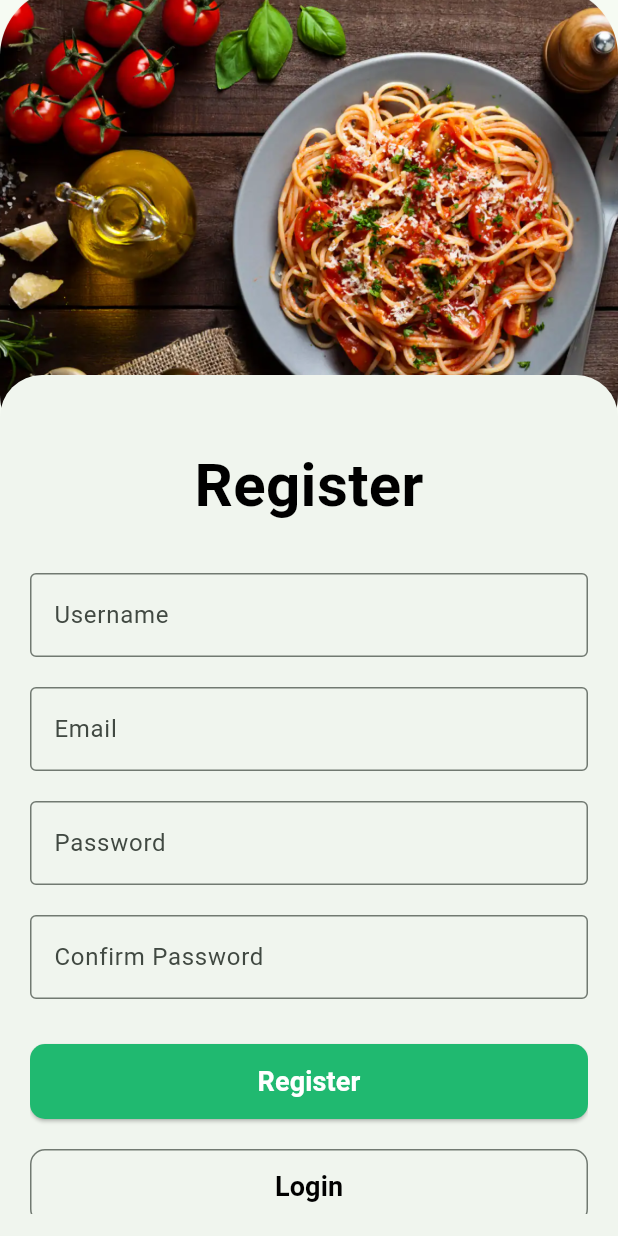
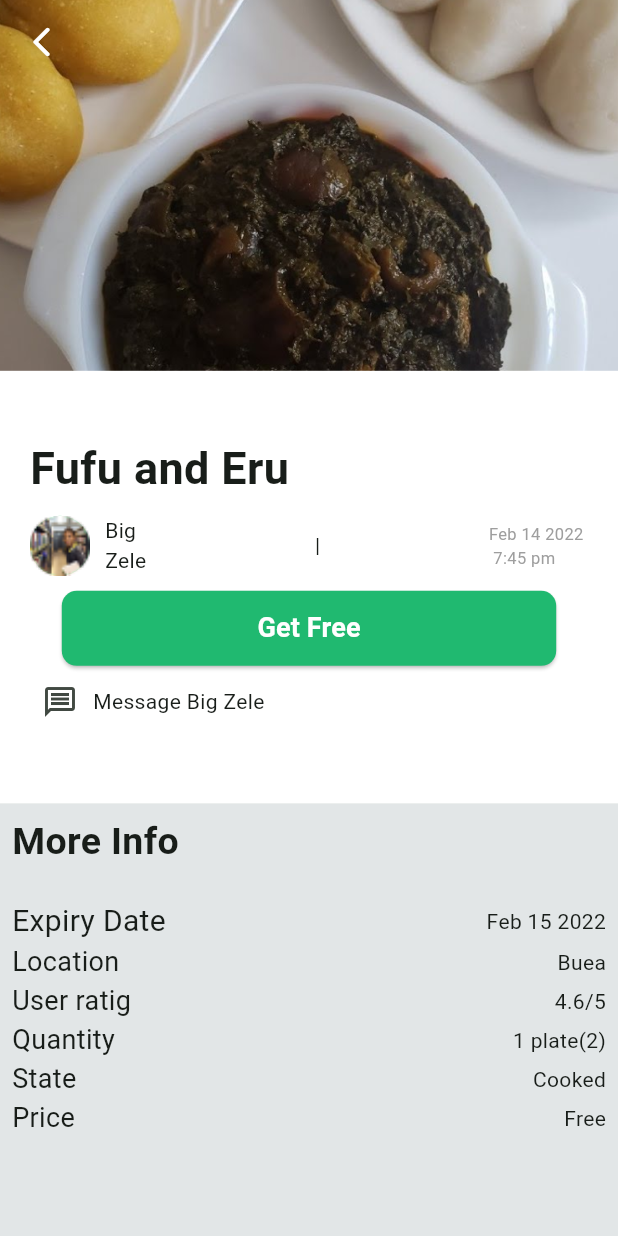
Before and after one commit to EbotProg/Internet-Mobile-Programming, a Flutter app: the screen it shows after launch, on a phone screen of 412 x 824 dp. Run offline on Flutter 3.47's test engine with Material 2 defaults, Android fonts, the phone set to English and light mode, and no system bars.

Commit message:
food screen

```diff
--- a/Task 4/food_donation_platform/lib/main.dart
+++ b/Task 4/food_donation_platform/lib/main.dart
@@ -1,4 +1,5 @@
 import 'package:flutter/material.dart';
+import 'package:food_donation_platform/screens/food_screen.dart';
 import 'package:food_donation_platform/screens/sign_up_screen.dart';
 
 void main() {
@@ -16,7 +17,7 @@ class MyApp extends StatelessWidget {
         colorScheme: ColorScheme.fromSeed(seedColor: const Color(0xff20B970)),
         useMaterial3: true,
       ),
-      home: const SignUpScreen(),
+      home: const FoodScreen(),
     );
   }
 }
--- /dev/null
+++ b/Task 4/food_donation_platform/lib/screens/food_screen.dart
@@ -0,0 +1,198 @@
+import 'package:flutter/material.dart';
+
+class FoodScreen extends StatelessWidget {
+  const FoodScreen({super.key});
+
+  @override
+  Widget build(BuildContext context) {
+    final height = MediaQuery.of(context).size.height;
+    final width = MediaQuery.of(context).size.width;
+    return Scaffold(
+      appBar: AppBar(
+        backgroundColor: Colors.transparent,
+        leading: IconButton(
+            onPressed: () {},
+            icon: Icon(Icons.arrow_back_ios_rounded, color: Colors.white)),
+      ),
+      extendBodyBehindAppBar: true,
+      body: Column(
+          mainAxisAlignment: MainAxisAlignment.start,
+          crossAxisAlignment: CrossAxisAlignment.start,
+          children: [
+            Container(
+              height: height * 0.3,
+              width: width,
+              decoration: const BoxDecoration(
+                  image: DecorationImage(
+                      image: AssetImage('assets/eru.png'), fit: BoxFit.cover)),
+            ),
+            Expanded(
+              child: Container(
+                color: Colors.white,
+                child: Padding(
+                  padding: const EdgeInsets.symmetric(horizontal: 20.0),
+                  child: Column(
+                    mainAxisAlignment: MainAxisAlignment.center,
+                    crossAxisAlignment: CrossAxisAlignment.start,
+                    children: [
+                      const Text("Fufu and Eru",
+                          style: TextStyle(
+                              fontSize: 30, fontWeight: FontWeight.bold)),
+                      const SizedBox(
+                        height: 10,
+                      ),
+                      Row(
+                        mainAxisAlignment: MainAxisAlignment.spaceBetween,
+                        children: [
+                          Row(
+                            mainAxisAlignment: MainAxisAlignment.spaceBetween,
+                            children: [
+                              CircleAvatar(
+                                child: Container(
+                                  decoration: BoxDecoration(
+                                      image: DecorationImage(
+                                          fit: BoxFit.cover,
+                                          image:
+                                              AssetImage('assets/zele.png'))),
+                                ),
+                              ),
+                              SizedBox(
+                                width: 10,
+                              ),
+                              Text("Big \nZele"),
+                            ],
+                          ),
+                          Text("\t | \t"),
+                          Text(
+                            "Feb 14 2022 \n 7:45 pm",
+                            style: TextStyle(fontSize: 11, color: Colors.grey),
+                          ),
+                        ],
+                      ),
+                      SizedBox(
+                        height: 10,
+                      ),
+                      Center(
+                        child: SizedBox(
+                          width: width * 0.8,
+                          height: 50,
+                          child: ElevatedButton(
+                            onPressed: () {},
+                            style: ElevatedButton.styleFrom(
+                              backgroundColor: const Color(0xff20B970),
+                              shape: RoundedRectangleBorder(
+                                borderRadius: BorderRadius.circular(10),
+                              ),
+                            ),
+                            child: const Text(
+                              'Get Free',
+                              style: TextStyle(
+                                color: Colors.white,
+                                fontWeight: FontWeight.bold,
+                                fontSize: 18,
+                              ),
+                            ),
+                          ),
+                        ),
+                      ),
+                      IconButton(
+                          onPressed: () {},
+                          icon: const Row(
+                            children: [
+                              Icon(Icons.message_outlined),
+                              SizedBox(
+                                width: 10,
+                              ),
+                              Text("Message Big Zele")
+                            ],
+                          ))
+                    ],
+                  ),
+                ),
+              ),
+            ),
+            Expanded(
+              child: Container(
+                color: const Color.fromARGB(255, 226, 230, 231),
+                child: const Padding(
+                  padding: EdgeInsets.all(8.0),
+                  child: Column(
+                    crossAxisAlignment: CrossAxisAlignment.start,
+                    children: [
+                      Text(
+                        "More Info",
+                        style: TextStyle(
+                            fontSize: 25, fontWeight: FontWeight.bold),
+                      ),
+                      SizedBox(
+                        height: 20,
+                      ),
+                      Row(
+                        mainAxisAlignment: MainAxisAlignment.spaceBetween,
+                        children: [
+                          Text(
+                            "Expiry Date",
+                            style: TextStyle(fontSize: 20),
+                          ),
+                          Text("Feb 15 2022")
+                        ],
+                      ),
+                      Row(
+                        mainAxisAlignment: MainAxisAlignment.spaceBetween,
+                        children: [
+                          Text(
+                            "Location ",
+                            style: TextStyle(fontSize: 18),
+                          ),
+                          Text("Buea")
+                        ],
+                      ),
+                      Row(
+                        mainAxisAlignment: MainAxisAlignment.spaceBetween,
+                        children: [
+                          Text(
+                            "User ratig",
+                            style: TextStyle(fontSize: 18),
+                          ),
+                          Text("4.6/5")
+                        ],
+                      ),
+                      Row(
+                        mainAxisAlignment: MainAxisAlignment.spaceBetween,
+                        children: [
+                          Text(
+                            "Quantity",
+                            style: TextStyle(fontSize: 18),
+                          ),
+                          Text("1 plate(2)")
+                        ],
+                      ),
+                      Row(
+                        mainAxisAlignment: MainAxisAlignment.spaceBetween,
+                        children: [
+                          Text(
+                            "State",
+                            style: TextStyle(fontSize: 18),
+                          ),
+                          Text("Cooked")
+                        ],
+                      ),
+                      Row(
+                        mainAxisAlignment: MainAxisAlignment.spaceBetween,
+                        children: [
+                          Text(
+                            "Price",
+                            style: TextStyle(fontSize: 18),
+                          ),
+                          Text("Free")
+                        ],
+                      ),
+                    ],
+                  ),
+                ),
+              ),
+            ),
+          ]),
+    );
+  }
+}
--- a/Task 4/food_donation_platform/pubspec.yaml
+++ b/Task 4/food_donation_platform/pubspec.yaml
@@ -19,7 +19,7 @@ publish_to: 'none' # Remove this line if you wish to publish to pub.dev
 version: 1.0.0+1
 
 environment:
-  sdk: '>=3.0.2 <4.0.0'
+  sdk: '>=3.0.0 <4.0.0'
 
 # Dependencies specify other packages that your package needs in order to work.
 # To automatically upgrade your package dependencies to the latest versions
```
Also changed, not shown: Task 4/food_donation_platform/assets/eru.png (renamed from Task 4/food_donation_platform/assets/Rectangle 15.png), Task 4/food_donation_platform/assets/zele.png (added), Task 4/food_donation_platform/pubspec.lock.
